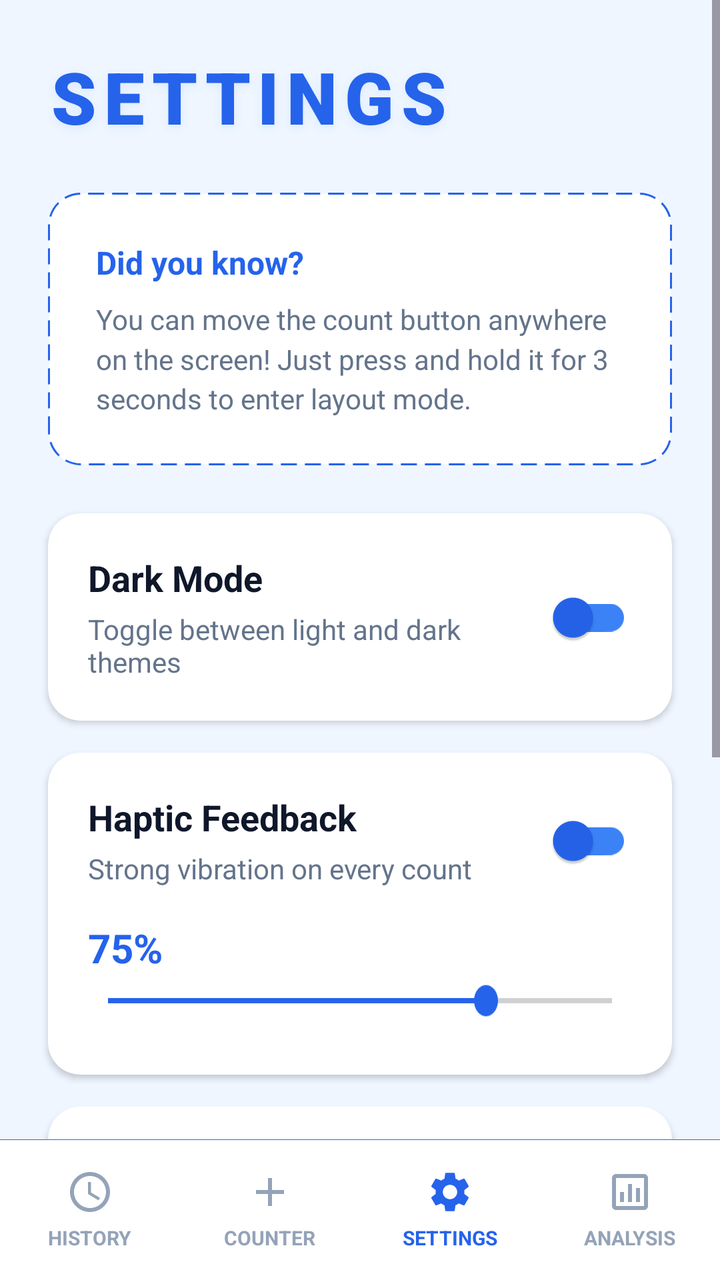
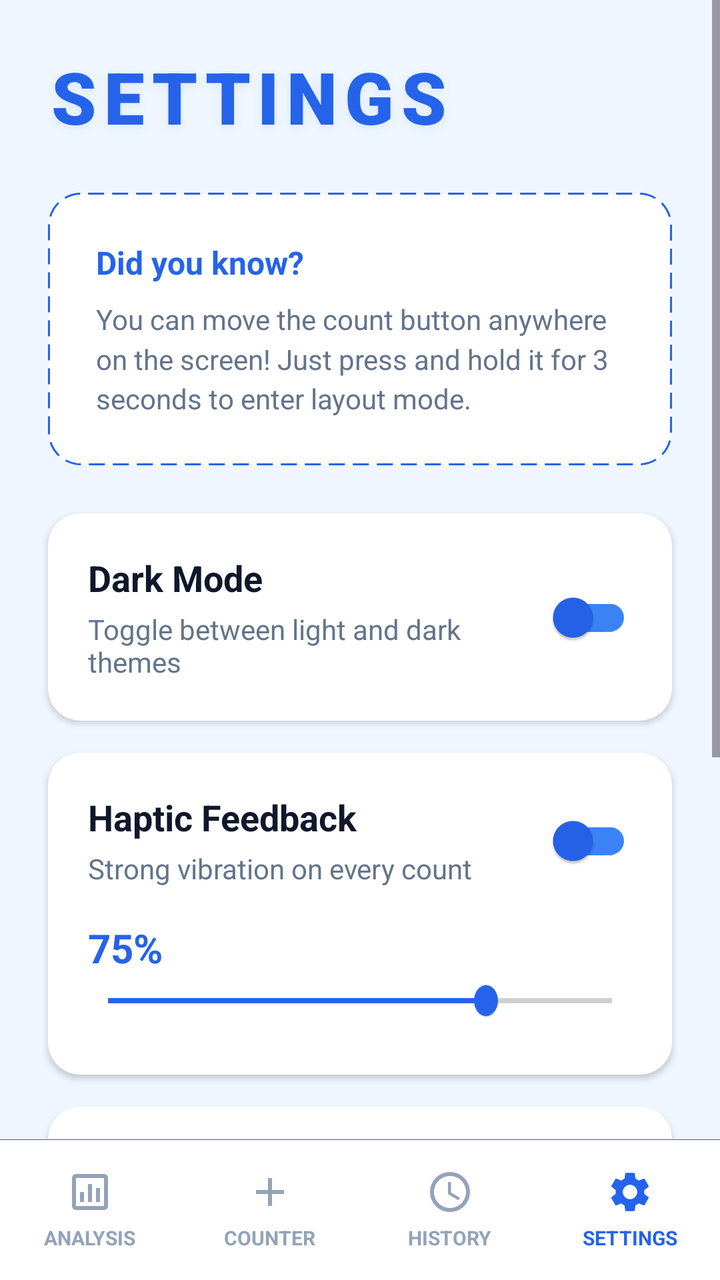

Two renders of the same Android screen: before a commit and after it. Below are the layout's source before the change and the commit's diff.
<!-- AndroidManifest.xml: application theme Theme.SmartTasbeeh -->
<!-- res/layout/activity_settings.xml -->
<?xml version="1.0" encoding="utf-8"?>
<androidx.constraintlayout.widget.ConstraintLayout xmlns:android="http://schemas.android.com/apk/res/android"
    xmlns:app="http://schemas.android.com/apk/res-auto"
    android:layout_width="match_parent"
    android:layout_height="match_parent"
    android:background="@color/app_background">

    <ScrollView
        android:layout_width="match_parent"
        android:layout_height="0dp"
        android:fillViewport="true"
        app:layout_constraintTop_toTopOf="parent"
        app:layout_constraintBottom_toTopOf="@id/bottomNavDivider">

        <androidx.constraintlayout.widget.ConstraintLayout
            android:layout_width="match_parent"
            android:layout_height="wrap_content"
            android:paddingBottom="32dp">

            <TextView
                android:id="@+id/tvPageTitle"
                android:layout_width="wrap_content"
                android:layout_height="wrap_content"
                android:text="SETTINGS"
                android:textSize="36sp"
                android:fontFamily="sans-serif-black"
                android:letterSpacing="0.10"
                android:textColor="@color/tasbeeh_blue_primary"
                android:shadowColor="@color/card_stroke_color"
                android:shadowRadius="12"
                android:shadowDy="4"
                android:layout_marginTop="24dp"
                android:layout_marginStart="24dp"
                app:layout_constraintStart_toStartOf="parent"
                app:layout_constraintTop_toTopOf="parent"/>

            
            <LinearLayout
                android:id="@+id/cardInfoBox"
                android:layout_width="0dp"
                android:layout_height="wrap_content"
                android:background="@drawable/info_box_background"
                android:orientation="vertical"
                android:padding="24dp"
                android:layout_marginTop="24dp"
                android:layout_marginStart="24dp"
                android:layout_marginEnd="24dp"
                app:layout_constraintTop_toBottomOf="@id/tvPageTitle"
                app:layout_constraintStart_toStartOf="parent"
                app:layout_constraintEnd_toEndOf="parent">

                <TextView
                    android:layout_width="wrap_content"
                    android:layout_height="wrap_content"
                    android:text="Did you know?"
                    android:textSize="16sp"
                    android:textStyle="bold"
                    android:textColor="@color/count_text_color"
                    android:layout_marginBottom="8dp"/>

                <TextView
                    android:layout_width="match_parent"
                    android:layout_height="wrap_content"
                    android:text="You can move the count button anywhere on the screen! Just press and hold it for 3 seconds to enter layout mode."
                    android:textSize="14sp"
                    android:textColor="@color/text_secondary"
                    android:lineSpacingMultiplier="1.2"/>
            </LinearLayout>

            
            <androidx.cardview.widget.CardView
                android:id="@+id/cardDarkMode"
                android:layout_width="0dp"
                android:layout_height="wrap_content"
                android:layout_marginTop="24dp"
                android:layout_marginStart="24dp"
                android:layout_marginEnd="24dp"
                app:cardCornerRadius="16dp"
                app:cardElevation="2dp"
                app:cardBackgroundColor="@color/card_background"
                app:layout_constraintTop_toBottomOf="@id/cardInfoBox"
                app:layout_constraintStart_toStartOf="parent"
                app:layout_constraintEnd_toEndOf="parent">

                <androidx.constraintlayout.widget.ConstraintLayout
                    android:layout_width="match_parent"
                    android:layout_height="match_parent"
                    android:padding="20dp">

                    <TextView
                        android:id="@+id/tvDarkMode"
                        android:layout_width="wrap_content"
                        android:layout_height="wrap_content"
                        android:text="Dark Mode"
                        android:textSize="18sp"
                        android:textStyle="bold"
                        android:textColor="@color/text_primary"
                        app:layout_constraintStart_toStartOf="parent"
                        app:layout_constraintTop_toTopOf="parent"/>

                    <TextView
                        android:layout_width="0dp"
                        android:layout_height="wrap_content"
                        android:text="Toggle between light and dark themes"
                        android:textSize="14sp"
                        android:textColor="@color/text_secondary"
                        android:layout_marginTop="4dp"
                        android:layout_marginEnd="16dp"
                        app:layout_constraintTop_toBottomOf="@id/tvDarkMode"
                        app:layout_constraintStart_toStartOf="parent"
                        app:layout_constraintEnd_toStartOf="@id/switchDarkMode"/>

                    <com.google.android.material.switchmaterial.SwitchMaterial
                        android:id="@+id/switchDarkMode"
                        android:layout_width="wrap_content"
                        android:layout_height="wrap_content"
                        app:thumbTint="@color/tasbeeh_blue_primary"
                        app:trackTint="@color/tasbeeh_blue_accent"
                        app:layout_constraintEnd_toEndOf="parent"
                        app:layout_constraintTop_toTopOf="parent"
                        app:layout_constraintBottom_toBottomOf="parent"/>

                </androidx.constraintlayout.widget.ConstraintLayout>
            </androidx.cardview.widget.CardView>

            
            <androidx.cardview.widget.CardView
                android:id="@+id/cardHaptic"
                android:layout_width="0dp"
                android:layout_height="wrap_content"
                android:layout_marginTop="16dp"
                android:layout_marginStart="24dp"
                android:layout_marginEnd="24dp"
                app:cardCornerRadius="16dp"
                app:cardElevation="2dp"
                app:cardBackgroundColor="@color/card_background"
                app:layout_constraintTop_toBottomOf="@id/cardDarkMode"
                app:layout_constraintStart_toStartOf="parent"
                app:layout_constraintEnd_toEndOf="parent">

                <androidx.constraintlayout.widget.ConstraintLayout
                    android:layout_width="match_parent"
                    android:layout_height="match_parent"
                    android:padding="20dp">

                    <TextView
                        android:id="@+id/tvHaptic"
                        android:layout_width="wrap_content"
                        android:layout_height="wrap_content"
                        android:text="Haptic Feedback"
                        android:textSize="18sp"
                        android:textStyle="bold"
                        android:textColor="@color/text_primary"
                        app:layout_constraintStart_toStartOf="parent"
                        app:layout_constraintTop_toTopOf="parent"/>

                    <TextView
                        android:layout_width="0dp"
                        android:layout_height="wrap_content"
                        android:text="Strong vibration on every count"
                        android:textSize="14sp"
                        android:textColor="@color/text_secondary"
                        android:layout_marginTop="4dp"
                        android:layout_marginEnd="16dp"
                        app:layout_constraintTop_toBottomOf="@id/tvHaptic"
                        app:layout_constraintStart_toStartOf="parent"
                        app:layout_constraintEnd_toStartOf="@id/switchHaptic"/>

                    <com.google.android.material.switchmaterial.SwitchMaterial
                        android:id="@+id/switchHaptic"
                        android:layout_width="wrap_content"
                        android:layout_height="wrap_content"
                        app:thumbTint="@color/tasbeeh_blue_primary"
                        app:trackTint="@color/tasbeeh_blue_accent"
                        app:layout_constraintEnd_toEndOf="parent"
                        app:layout_constraintTop_toTopOf="parent"
                        app:layout_constraintBottom_toTopOf="@id/layoutVibrationLevel"/>

                    <RelativeLayout
                        android:id="@+id/layoutVibrationLevel"
                        android:layout_width="match_parent"
                        android:layout_height="wrap_content"
                        android:layout_marginTop="16dp"
                        app:layout_constraintTop_toBottomOf="@id/switchHaptic"
                        app:layout_constraintStart_toStartOf="parent"
                        app:layout_constraintEnd_toEndOf="parent">

                        <TextView
                            android:id="@+id/tvSeekValue"
                            android:layout_width="wrap_content"
                            android:layout_height="wrap_content"
                            android:text="75%"
                            android:textSize="20sp"
                            android:textStyle="bold"
                            android:textColor="@color/tasbeeh_blue_primary"
                            android:layout_marginBottom="4dp" />

                        <SeekBar
                            android:id="@+id/seekBarVibration"
                            android:layout_width="match_parent"
                            android:layout_height="wrap_content"
                            android:layout_below="@id/tvSeekValue"
                            android:max="100"
                            android:progress="75"
                            android:thumbTint="@color/tasbeeh_blue_primary"
                            android:progressTint="@color/tasbeeh_blue_primary"
                            android:paddingStart="10dp"
                            android:paddingEnd="10dp"
                            android:scaleY="1.3"
                            android:scaleX="1.0"
                            android:layout_marginBottom="8dp"/>

                    </RelativeLayout>

                </androidx.constraintlayout.widget.ConstraintLayout>
            </androidx.cardview.widget.CardView>

            
            <androidx.cardview.widget.CardView
                android:id="@+id/cardSound"
                android:layout_width="0dp"
                android:layout_height="wrap_content"
                android:layout_marginTop="16dp"
                android:layout_marginStart="24dp"
                android:layout_marginEnd="24dp"
                app:cardCornerRadius="16dp"
                app:cardElevation="2dp"
                app:cardBackgroundColor="@color/card_background"
                app:layout_constraintTop_toBottomOf="@id/cardHaptic"
                app:layout_constraintStart_toStartOf="parent"
                app:layout_constraintEnd_toEndOf="parent">

                <androidx.constraintlayout.widget.ConstraintLayout
                    android:layout_width="match_parent"
                    android:layout_height="match_parent"
                    android:padding="20dp">

                    <TextView
                        android:id="@+id/tvSound"
                        android:layout_width="wrap_content"
                        android:layout_height="wrap_content"
                        android:text="Sound"
                        android:textSize="18sp"
                        android:textStyle="bold"
                        android:textColor="@color/text_primary"
                        app:layout_constraintStart_toStartOf="parent"
                        app:layout_constraintTop_toTopOf="parent"/>

                    <TextView
                        android:layout_width="0dp"
                        android:layout_height="wrap_content"
                        android:text="Play sound on every count"
                        android:textSize="14sp"
                        android:textColor="@color/text_secondary"
                        android:layout_marginTop="4dp"
                        android:layout_marginEnd="16dp"
                        app:layout_constraintTop_toBottomOf="@id/tvSound"
                        app:layout_constraintStart_toStartOf="parent"
                        app:layout_constraintEnd_toStartOf="@id/switchSound"/>

                    <com.google.android.material.switchmaterial.SwitchMaterial
                        android:id="@+id/switchSound"
                        android:layout_width="wrap_content"
                        android:layout_height="wrap_content"
                        app:thumbTint="@color/tasbeeh_blue_primary"
                        app:trackTint="@color/tasbeeh_blue_accent"
                        app:layout_constraintEnd_toEndOf="parent"
                        app:layout_constraintTop_toTopOf="parent"
                        app:layout_constraintBottom_toBottomOf="parent"/>

                </androidx.constraintlayout.widget.ConstraintLayout>
            </androidx.cardview.widget.CardView>

            
            <androidx.cardview.widget.CardView
                android:id="@+id/cardTapAnywhere"
                android:layout_width="0dp"
                android:layout_height="wrap_content"
                android:layout_marginTop="16dp"
                android:layout_marginStart="24dp"
                android:layout_marginEnd="24dp"
                app:cardCornerRadius="16dp"
                app:cardElevation="2dp"
                app:cardBackgroundColor="@color/card_background"
                app:layout_constraintTop_toBottomOf="@id/cardSound"
                app:layout_constraintStart_toStartOf="parent"
                app:layout_constraintEnd_toEndOf="parent">

                <androidx.constraintlayout.widget.ConstraintLayout
                    android:layout_width="match_parent"
                    android:layout_height="match_parent"
                    android:padding="20dp">

                    <TextView
                        android:id="@+id/tvTapAnywhere"
                        android:layout_width="wrap_content"
                        android:layout_height="wrap_content"
                        android:text="Tap Anywhere"
                        android:textSize="18sp"
                        android:textStyle="bold"
                        android:textColor="@color/text_primary"
                        app:layout_constraintStart_toStartOf="parent"
                        app:layout_constraintTop_toTopOf="parent"/>

                    <TextView
                        android:layout_width="0dp"
                        android:layout_height="wrap_content"
                        android:text="Count by tapping anywhere on the screen"
                        android:textSize="14sp"
                        android:textColor="@color/text_secondary"
                        android:layout_marginTop="4dp"
                        android:layout_marginEnd="16dp"
                        app:layout_constraintTop_toBottomOf="@id/tvTapAnywhere"
                        app:layout_constraintStart_toStartOf="parent"
                        app:layout_constraintEnd_toStartOf="@id/switchTapAnywhere"/>

                    <com.google.android.material.switchmaterial.SwitchMaterial
                        android:id="@+id/switchTapAnywhere"
                        android:layout_width="wrap_content"
                        android:layout_height="wrap_content"
                        app:thumbTint="@color/tasbeeh_blue_primary"
                        app:trackTint="@color/tasbeeh_blue_accent"
                        app:layout_constraintEnd_toEndOf="parent"
                        app:layout_constraintTop_toTopOf="parent"
                        app:layout_constraintBottom_toBottomOf="parent"/>

                </androidx.constraintlayout.widget.ConstraintLayout>
            </androidx.cardview.widget.CardView>

            <TextView
                android:layout_width="wrap_content"
                android:layout_height="wrap_content"
                android:text="Smart Tasbeeh v1.0.0"
                android:textColor="@color/text_secondary"
                android:textSize="12sp"
                android:layout_marginTop="32dp"
                app:layout_constraintTop_toBottomOf="@id/cardTapAnywhere"
                app:layout_constraintBottom_toBottomOf="parent"
                app:layout_constraintStart_toStartOf="parent"
                app:layout_constraintEnd_toEndOf="parent"
                app:layout_constraintVertical_bias="1.0"
                android:layout_marginBottom="16dp"/>

        </androidx.constraintlayout.widget.ConstraintLayout>
    </ScrollView>

    
    <View
        android:id="@+id/bottomNavDivider"
        android:layout_width="match_parent"
        android:layout_height="0.1dp"
        android:background="@color/count_text_color"
        app:layout_constraintBottom_toTopOf="@id/bottomNav"/>

    
    <LinearLayout
        android:id="@+id/bottomNav"
        android:layout_width="match_parent"
        android:layout_height="70dp"
        android:background="@color/nav_bg"
        android:orientation="horizontal"
        android:weightSum="4"
        android:baselineAligned="false"
        app:layout_constraintBottom_toBottomOf="parent">

        
        <LinearLayout
            android:id="@+id/btnSavedCounts"
            android:layout_width="0dp"
            android:layout_height="match_parent"
            android:layout_weight="1"
            android:background="?attr/selectableItemBackground"
            android:clickable="true"
            android:focusable="true"
            android:gravity="center"
            android:orientation="vertical">

            <ImageView
                android:layout_width="24dp"
                android:layout_height="24dp"
                android:src="@drawable/ic_clock"
                app:tint="@color/nav_text_unselected" />

            <TextView
                android:layout_width="wrap_content"
                android:layout_height="wrap_content"
                android:layout_marginTop="4dp"
                android:text="HISTORY"
                android:textColor="@color/nav_text_unselected"
                android:textSize="10sp"
                android:textStyle="bold" />
        </LinearLayout>

        
        <LinearLayout
            android:id="@+id/btnCounter"
            android:layout_width="0dp"
            android:layout_height="match_parent"
            android:layout_weight="1"
            android:orientation="vertical"
            android:gravity="center"
            android:clickable="true"
            android:focusable="true"
            android:background="?attr/selectableItemBackground">

            <ImageView
                android:layout_width="24dp"
                android:layout_height="24dp"
                android:src="@drawable/ic_add"
                app:tint="@color/nav_text_unselected"/>

            <TextView
                android:layout_width="wrap_content"
                android:layout_height="wrap_content"
                android:text="COUNTER"
                android:textSize="10sp"
                android:textStyle="bold"
                android:layout_marginTop="4dp"
                android:textColor="@color/nav_text_unselected"/>
        </LinearLayout>

        
        <LinearLayout
            android:id="@+id/btnSettings"
            android:layout_width="0dp"
            android:layout_height="match_parent"
            android:layout_weight="1"
            android:orientation="vertical"
            android:gravity="center"
            android:clickable="true"
            android:focusable="true">

            <ImageView
                android:layout_width="24dp"
                android:layout_height="24dp"
                android:src="@drawable/ic_settings"
                app:tint="@color/nav_text_selected"/>

            <TextView
                android:layout_width="wrap_content"
                android:layout_height="wrap_content"
                android:text="SETTINGS"
                android:textSize="10sp"
                android:textStyle="bold"
                android:layout_marginTop="4dp"
                android:textColor="@color/nav_text_selected"/>
        </LinearLayout>
        
        
        <LinearLayout
            android:id="@+id/btnNavAnalysis"
            android:layout_width="0dp"
            android:layout_height="match_parent"
            android:layout_weight="1"
            android:orientation="vertical"
            android:gravity="center"
            android:clickable="true"
            android:focusable="true"
            android:background="?attr/selectableItemBackground">
            <ImageView
                android:layout_width="24dp"
                android:layout_height="24dp"
                android:src="@drawable/ic_analysis"
                app:tint="@color/nav_text_unselected"/>
            <TextView
                android:layout_width="wrap_content"
                android:layout_height="wrap_content"
                android:text="ANALYSIS"
                android:textSize="10sp"
                android:textStyle="bold"
                android:textColor="@color/nav_text_unselected"
                android:layout_marginTop="4dp"/>
        </LinearLayout>

    </LinearLayout>

</androidx.constraintlayout.widget.ConstraintLayout>
<!-- resources referenced by this layout -->
<resources>
  <color name="app_background">@color/background_light</color>
  <color name="card_background">#FFFFFF</color>
  <color name="card_stroke_color">#DBEAFE</color>
  <color name="count_text_color">#2563EB</color>
  <color name="nav_bg">#FFFFFF</color>
  <color name="nav_text_selected">#2563EB</color>
  <color name="nav_text_unselected">#94A3B8</color>
  <color name="tasbeeh_blue_accent">#3B82F6</color>
  <color name="tasbeeh_blue_primary">#2563EB</color>
  <color name="text_primary">#0F172A</color>
  <color name="text_secondary">#64748B</color>
  <!-- drawable ic_add (drawable) -->
  <vector xmlns:android="http://schemas.android.com/apk/res/android"
      android:width="24dp"
      android:height="24dp"
      android:viewportWidth="24"
      android:viewportHeight="24">
      <path
        android:fillColor="@android:color/white"
        android:pathData="M19,13h-6v6h-2v-6H5v-2h6V5h2v6h6v2z"/>
  </vector>
  <!-- drawable ic_analysis (drawable) -->
  <vector xmlns:android="http://schemas.android.com/apk/res/android"
      android:width="24dp"
      android:height="24dp"
      android:viewportWidth="24"
      android:viewportHeight="24">
    <path
        android:fillColor="#FF000000"
        android:pathData="M19,3H5C3.9,3 3,3.9 3,5v14c0,1.1 0.9,2 2,2h14c1.1,0 2,-0.9 2,-2V5C21,3.9 20.1,3 19,3zM19,19H5V5h14V19zM7,12h2v5H7V12zM11,8h2v9h-2V8zM15,10h2v7h-2V10z"/>
  </vector>
  <!-- drawable ic_clock (drawable) -->
  <vector xmlns:android="http://schemas.android.com/apk/res/android"
      android:width="24dp"
      android:height="24dp"
      android:viewportWidth="24.0"
      android:viewportHeight="24.0">
      <path
          android:fillColor="@android:color/white"
          android:pathData="M11.99,2C6.47,2 2,6.48 2,12s4.47,10 9.99,10C17.52,22 22,17.52 22,12S17.52,2 11.99,2zM12,20c-4.42,0 -8,-3.58 -8,-8s3.58,-8 8,-8 8,3.58 8,8 -3.58,8 -8,8zM12.5,7H11v6l5.25,3.15 0.75,-1.23 -4.5,-2.67z"/>
  </vector>
  <!-- drawable info_box_background (drawable) -->
  <?xml version="1.0" encoding="utf-8"?>
  <shape xmlns:android="http://schemas.android.com/apk/res/android"
      android:shape="rectangle">
      <solid android:color="@color/card_background"/>
      <stroke
          android:width="1dp"
          android:color="@color/tasbeeh_blue_primary"
          android:dashWidth="8dp"
          android:dashGap="4dp"/>
      <corners android:radius="16dp"/>
  </shape>
  <style name="Theme.SmartTasbeeh" parent="Base.Theme.SmartTasbeeh" />
  <color name="background_light">#EFF6FF</color>
  <style name="Base.Theme.SmartTasbeeh" parent="Theme.Material3.DayNight.NoActionBar">
          <item name="colorPrimary">@color/tasbeeh_blue_primary</item>
          <item name="colorPrimaryVariant">@color/tasbeeh_blue_dark</item>
          <item name="colorOnPrimary">@color/white</item>
  
          <item name="android:statusBarColor">@color/tasbeeh_blue_dark</item>
          <item name="android:windowLightStatusBar">false</item>
  
          <item name="android:windowBackground">@color/background_light</item>
          <item name="android:textColor">@color/text_primary</item>
      </style>
  <color name="tasbeeh_blue_dark">#1E3A8A</color>
  <color name="white">#FFFFFFFF</color>
  <!-- unchanged entries left out for length: 1 -->
</resources>

<!-- the commit's change to res/layout/activity_settings.xml (unified diff, before → after) -->
@@ -363,89 +363,6 @@
         android:baselineAligned="false"
         app:layout_constraintBottom_toBottomOf="parent">
 
-        
-        <LinearLayout
-            android:id="@+id/btnSavedCounts"
-            android:layout_width="0dp"
-            android:layout_height="match_parent"
-            android:layout_weight="1"
-            android:background="?attr/selectableItemBackground"
-            android:clickable="true"
-            android:focusable="true"
-            android:gravity="center"
-            android:orientation="vertical">
-
-            <ImageView
-                android:layout_width="24dp"
-                android:layout_height="24dp"
-                android:src="@drawable/ic_clock"
-                app:tint="@color/nav_text_unselected" />
-
-            <TextView
-                android:layout_width="wrap_content"
-                android:layout_height="wrap_content"
-                android:layout_marginTop="4dp"
-                android:text="HISTORY"
-                android:textColor="@color/nav_text_unselected"
-                android:textSize="10sp"
-                android:textStyle="bold" />
-        </LinearLayout>
-
-        
-        <LinearLayout
-            android:id="@+id/btnCounter"
-            android:layout_width="0dp"
-            android:layout_height="match_parent"
-            android:layout_weight="1"
-            android:orientation="vertical"
-            android:gravity="center"
-            android:clickable="true"
-            android:focusable="true"
-            android:background="?attr/selectableItemBackground">
-
-            <ImageView
-                android:layout_width="24dp"
-                android:layout_height="24dp"
-                android:src="@drawable/ic_add"
-                app:tint="@color/nav_text_unselected"/>
-
-            <TextView
-                android:layout_width="wrap_content"
-                android:layout_height="wrap_content"
-                android:text="COUNTER"
-                android:textSize="10sp"
-                android:textStyle="bold"
-                android:layout_marginTop="4dp"
-                android:textColor="@color/nav_text_unselected"/>
-        </LinearLayout>
-
-        
-        <LinearLayout
-            android:id="@+id/btnSettings"
-            android:layout_width="0dp"
-            android:layout_height="match_parent"
-            android:layout_weight="1"
-            android:orientation="vertical"
-            android:gravity="center"
-            android:clickable="true"
-            android:focusable="true">
-
-            <ImageView
-                android:layout_width="24dp"
-                android:layout_height="24dp"
-                android:src="@drawable/ic_settings"
-                app:tint="@color/nav_text_selected"/>
-
-            <TextView
-                android:layout_width="wrap_content"
-                android:layout_height="wrap_content"
-                android:text="SETTINGS"
-                android:textSize="10sp"
-                android:textStyle="bold"
-                android:layout_marginTop="4dp"
-                android:textColor="@color/nav_text_selected"/>
-        </LinearLayout>
-        
         
         <LinearLayout
             android:id="@+id/btnNavAnalysis"
@@ -472,6 +389,88 @@
                 android:layout_marginTop="4dp"/>
         </LinearLayout>
 
+        
+        <LinearLayout
+            android:id="@+id/btnCounter"
+            android:layout_width="0dp"
+            android:layout_height="match_parent"
+            android:layout_weight="1"
+            android:orientation="vertical"
+            android:gravity="center"
+            android:clickable="true"
+            android:focusable="true"
+            android:background="?attr/selectableItemBackground">
+
+            <ImageView
+                android:layout_width="24dp"
+                android:layout_height="24dp"
+                android:src="@drawable/ic_add"
+                app:tint="@color/nav_text_unselected"/>
+
+            <TextView
+                android:layout_width="wrap_content"
+                android:layout_height="wrap_content"
+                android:text="COUNTER"
+                android:textSize="10sp"
+                android:textStyle="bold"
+                android:layout_marginTop="4dp"
+                android:textColor="@color/nav_text_unselected"/>
+        </LinearLayout>
+
+        
+        <LinearLayout
+            android:id="@+id/btnSavedCounts"
+            android:layout_width="0dp"
+            android:layout_height="match_parent"
+            android:layout_weight="1"
+            android:background="?attr/selectableItemBackground"
+            android:clickable="true"
+            android:focusable="true"
+            android:gravity="center"
+            android:orientation="vertical">
+
+            <ImageView
+                android:layout_width="24dp"
+                android:layout_height="24dp"
+                android:src="@drawable/ic_clock"
+                app:tint="@color/nav_text_unselected" />
+
+            <TextView
+                android:layout_width="wrap_content"
+                android:layout_height="wrap_content"
+                android:layout_marginTop="4dp"
+                android:text="HISTORY"
+                android:textColor="@color/nav_text_unselected"
+                android:textSize="10sp"
+                android:textStyle="bold" />
+        </LinearLayout>
+
+        
+        <LinearLayout
+            android:layout_width="0dp"
+            android:layout_height="match_parent"
+            android:layout_weight="1"
+            android:orientation="vertical"
+            android:gravity="center"
+            android:clickable="true"
+            android:focusable="true">
+
+            <ImageView
+                android:layout_width="24dp"
+                android:layout_height="24dp"
+                android:src="@drawable/ic_settings"
+                app:tint="@color/nav_text_selected"/>
+
+            <TextView
+                android:layout_width="wrap_content"
+                android:layout_height="wrap_content"
+                android:text="SETTINGS"
+                android:textSize="10sp"
+                android:textStyle="bold"
+                android:layout_marginTop="4dp"
+                android:textColor="@color/nav_text_selected"/>
+        </LinearLayout>
+
     </LinearLayout>
 
 </androidx.constraintlayout.widget.ConstraintLayout>
